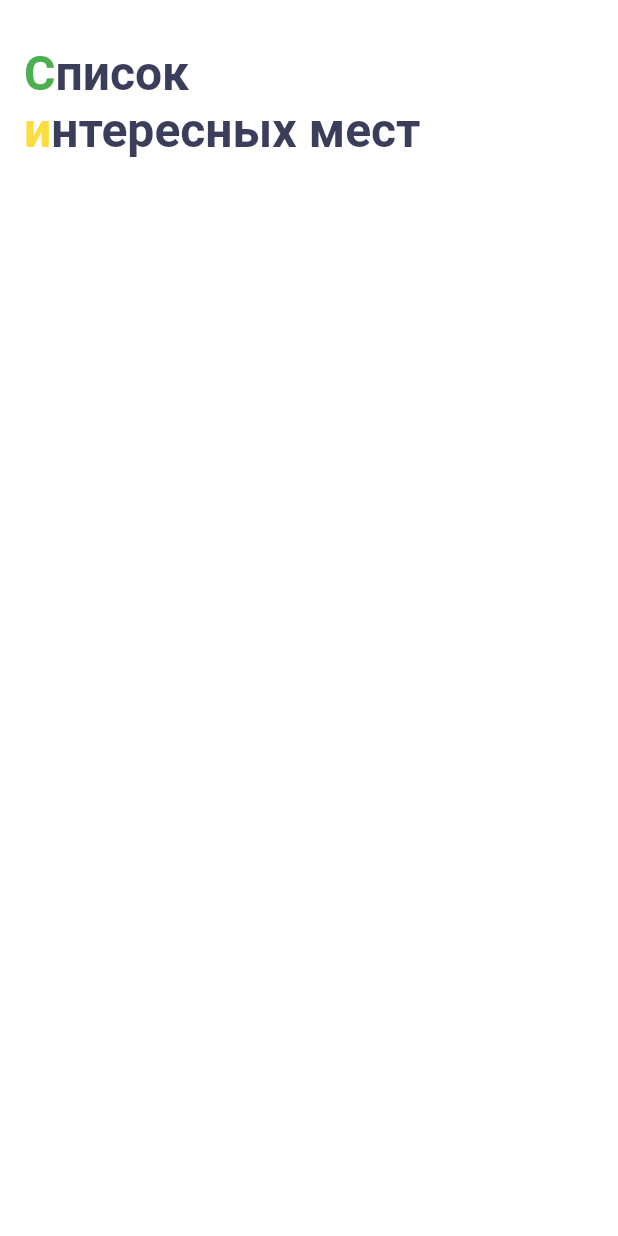
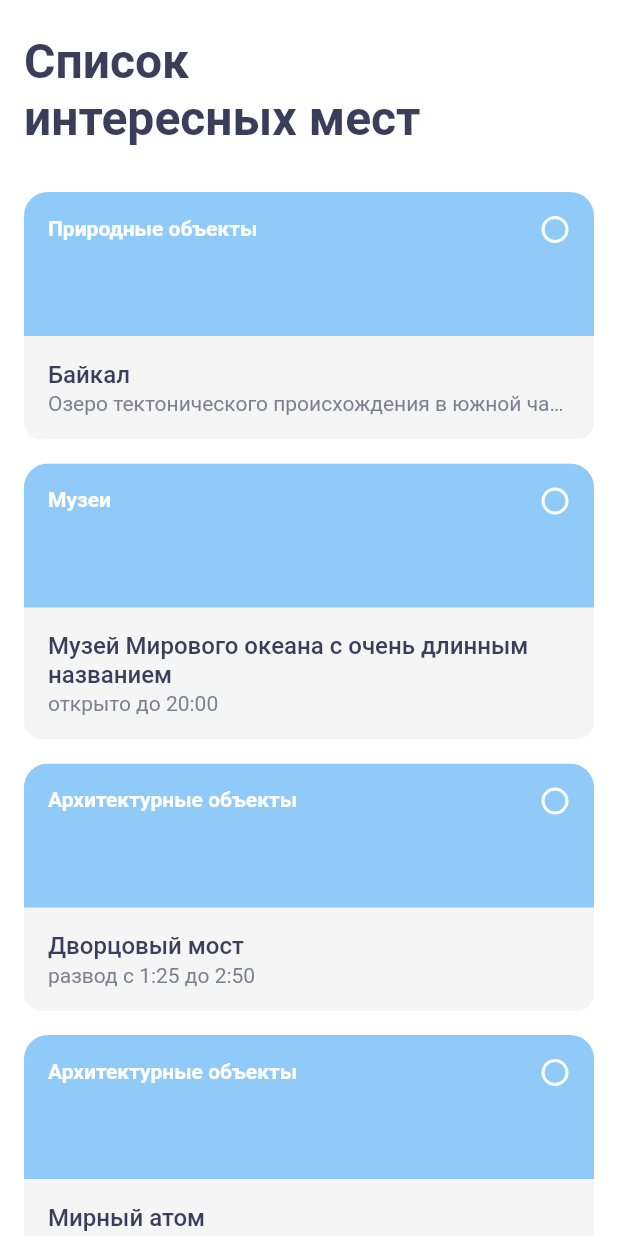
Before and after one commit to novikov-studio/surf-flutter-course-novikov, a Flutter app: the screen it shows after launch, on a phone screen of 412 x 824 dp. Run offline on Flutter 3.47's test engine with Material 2 defaults, Android fonts, the phone set to English and light mode, and no system bars.

Commit message:
Создана универсальная карточка объекта

```diff
--- a/lib/domain/sight.dart
+++ b/lib/domain/sight.dart
@@ -4,15 +4,19 @@ class Sight {
   final double lat; // широта
   final double lon; // долгота
   final String url; // ссылка на фотографию
-  final String details; // описание
+  final String? info; // краткое описание
+  final String? details; // полное описание
   final String type; // тип
+
+  String? get brief => info ?? details;
 
   const Sight({
     required this.name,
     required this.lat,
     required this.lon,
     required this.url,
-    required this.details,
+    this.info,
+    this.details,
     required this.type,
   });
 }
--- a/lib/mocks.dart
+++ b/lib/mocks.dart
@@ -14,11 +14,12 @@ const mocks = [
     type: 'Природные объекты',
   ),
   Sight(
-    name: 'Музей Мирового океана',
+    name: 'Музей Мирового океана c очень длинным названием',
     lat: 54.707,
     lon: 20.501,
     url:
         'https://upload.wikimedia.org/wikipedia/commons/f/f3/Kaliningrad_-_World_Ocean_Museum_-_New_building.jpg',
+    info: 'открыто до 20:00',
     details: '''
 Первый в России комплексный маринистический музей, расположенный в Калининграде. Имеет экспозиции, посвящённые судоходству, морской флоре и фауне, геологии и гидрологии мирового океана, а также маринистическую библиотеку и действующую экологическую станцию.
 ''',
@@ -30,6 +31,7 @@ const mocks = [
     lon: 30.308475,
     url:
         'https://upload.wikimedia.org/wikipedia/commons/d/d7/%D0%94%D0%B2%D0%BE%D1%80%D1%86%D0%BE%D0%B2%D1%8B%D0%B9_%D0%BC%D0%BE%D1%81%D1%82_%D1%87%D0%B5%D1%80%D0%B5%D0%B7_%D0%91%D0%BE%D0%BB%D1%8C%D1%88%D1%83%D1%8E_%D0%9D%D0%B5%D0%B2%D1%83_%D0%B2_%D0%A1%D0%B0%D0%BD%D0%BA%D1%82-%D0%9F%D0%B5%D1%82%D0%B5%D1%80%D0%B1%D1%83%D1%80%D0%B3%D0%B5.jpg',
+    info: 'развод с 1:25 до 2:50',
     details: '''
 Автодорожный металлический разводной мост через реку Неву (Большую Неву) в Санкт-Петербурге. Соединяет центральную часть города (Адмиралтейский остров) и Васильевский остров. Объект культурного наследия России регионального значения.
 ''',
@@ -41,6 +43,7 @@ const mocks = [
     lon: 42.20444,
     url:
         'https://www.atomic-energy.ru/files/styles/center/public/images/2019/10/09263f5cc302e4d103b7065857fb5901.jpg',
+    info: 'круглосуточно',
     details: '''
 Монумент, воздвигнутый в Волгодонске, символизирующий развитие атомного машиностроения и энергетики в городе. Является одним из главных символов Волгодонска.
 ''',
--- a/lib/ui/app_colors.dart
+++ b/lib/ui/app_colors.dart
@@ -4,7 +4,12 @@ import 'dart:ui';
 abstract class AppColors {
   static const main = Color(0xFF252849);
   static const secondary = Color(0xFF3B3E5B);
-  static const background = Color(0xFFFFFFFF);
+  static const secondary2 = Color(0xFF7C7E92);
+
+  static const background = white;
+  static const cardBackground = Color(0xFFF5F5F5);
+
+  static const white = Color(0xFFFFFFFF);
   static const yellow = Color(0xFFFCDD3D);
   static const green = Color(0xFF4CAF50);
 }
--- a/lib/ui/app_strings.dart
+++ b/lib/ui/app_strings.dart
@@ -1,3 +1,3 @@
 // Строковые константы приложения
 
-const sAppTitle = 'Список интересных мест';
+const sAppTitle = 'Список\nинтересных мест';
--- /dev/null
+++ b/lib/ui/screen/sight_card.dart
@@ -0,0 +1,80 @@
+import 'package:flutter/material.dart';
+import 'package:places/domain/sight.dart';
+import 'package:places/ui/app_colors.dart';
+import 'package:places/ui/widget/favorites_icon.dart';
+import 'package:places/ui/widget/sight_card_image.dart';
+import 'package:places/ui/widget/sight_card_text.dart';
+
+/// Виджет карточки места.
+class SightCard extends StatelessWidget {
+  final Sight sight;
+
+  /// Максимальное кол-во строк заголовка.
+  final int titleMaxLines;
+
+  /// Дата запланированного посещения.
+  final DateTime? planned;
+
+  /// Добавлено ли место в Избранное.
+  final bool liked;
+
+  /// Если задан обработчик [onButtonPressed], в правом нижнем углу отрисовывается кнопка.
+  final VoidCallback? onButtonPressed;
+
+  /// Обработчик нажатия на иконку Избранное.
+  final VoidCallback? onLikeToggle;
+
+  /// Обработчик нажатия на саму карточку.
+  final VoidCallback? onTap;
+
+  const SightCard({
+    Key? key,
+    required this.sight,
+    this.planned,
+    required this.liked,
+    this.onButtonPressed,
+    this.onLikeToggle,
+    this.onTap,
+    this.titleMaxLines = 2,
+  }) : super(key: key);
+
+  @override
+  Widget build(BuildContext context) {
+    return LayoutBuilder(
+      builder: (context, constraints) {
+        return ClipRRect(
+          borderRadius: const BorderRadius.vertical(
+            top: Radius.circular(16.0),
+            bottom: Radius.circular(12.0),
+          ),
+          child: Container(
+            color: AppColors.cardBackground,
+            child: Column(
+              children: [
+                SizedBox(
+                  height: 96.0,
+                  child: SightCardImage(
+                    url: sight.url,
+                    category: sight.type,
+                    icon: FavoritesIcon(
+                      liked: liked,
+                      onTap: onLikeToggle,
+                    ),
+                  ),
+                ),
+                SightCardText(
+                  title: sight.name,
+                  subtitle: sight.brief,
+                  titleMaxLines: titleMaxLines,
+                  // TODO(novikov): использовать [intl]
+                  banner: planned != null ? 'Запланировано на $planned' : null,
+                  onButtonPressed: onButtonPressed,
+                ),
+              ],
+            ),
+          ),
+        );
+      },
+    );
+  }
+}
--- a/lib/ui/screen/sight_list_screen.dart
+++ b/lib/ui/screen/sight_list_screen.dart
@@ -1,6 +1,10 @@
+import 'package:flutter/foundation.dart';
 import 'package:flutter/material.dart';
+import 'package:places/domain/sight.dart';
+import 'package:places/mocks.dart';
 import 'package:places/ui/app_colors.dart';
 import 'package:places/ui/app_strings.dart';
+import 'package:places/ui/screen/sight_card.dart';
 
 /// Экран "Список мест"
 class SightListScreen extends StatefulWidget {
@@ -19,58 +23,44 @@ class _SightListScreenState extends State<SightListScreen> {
 
   @override
   Widget build(BuildContext context) {
-    final lst = _smartSplit(sAppTitle);
-
     return Scaffold(
       appBar: AppBar(
-        title: RichText(
-          text: TextSpan(
-            style: _largeTitle,
-            children: [
-              TextSpan(
-                text: lst.first[0],
-                style: const TextStyle(color: AppColors.green),
-              ),
-              TextSpan(text: '${lst.first.substring(1, lst.first.length)}\n'),
-              TextSpan(
-                text: lst.last[0],
-                style: const TextStyle(color: AppColors.yellow),
-              ),
-              TextSpan(text: lst.last.substring(1, lst.last.length)),
-            ],
-          ),
+        title: const Text(
+          sAppTitle,
+          style: _largeTitle,
         ),
         backgroundColor: AppColors.background,
         elevation: 0.0,
-        toolbarHeight: 136.0,
+        toolbarHeight: 120.0,
       ),
       backgroundColor: AppColors.background,
+      body: SingleChildScrollView(
+        child: Column(
+          children: [
+            for (var sight in mocks)
+              Padding(
+                padding: const EdgeInsets.symmetric(
+                  horizontal: 16.0,
+                  vertical: 8.0,
+                ),
+                child: SightCard(
+                  sight: sight,
+                  liked: true,
+                  onLikeToggle: () => _onLikeToggle(sight, false),
+                  onTap: () => _onCardTap(sight),
+                ),
+              ),
+          ],
+        ),
+      ),
     );
   }
 
-  /// Метод делит строку на 2 части:
-  /// либо по символу '\n',
-  /// либо по ближайшему к середине строки пробелу
-  List<String> _smartSplit(String source) {
-    var lst = source.split('\n');
-    if (lst.length == 1) {
-      var div = sAppTitle.length ~/ 2;
-      final idx1 = sAppTitle.substring(0, div).lastIndexOf(' ');
-      final idx2 = sAppTitle.indexOf(' ', div);
-      if (idx1 < 0 && idx2 >= 0) {
-        div = idx2;
-      } else if (idx1 >= 0 && idx2 < 0) {
-        div = idx1;
-      } else if (idx1 >= 0 && idx2 >= 0) {
-        div = div - idx1 < idx2 - div ? idx1 : idx2;
-      }
+  void _onLikeToggle(Sight _, bool __) {
+    // TODO(novikov): реализовать обработку [onLikeToggle]
+  }
 
-      lst = [
-        source.substring(0, div).trim(),
-        source.substring(div).trim(),
-      ];
-    }
-
-    return lst;
+  void _onCardTap(Sight _) {
+    // TODO(novikov): реализовать обработку [onCardTap]
   }
 }
--- /dev/null
+++ b/lib/ui/widget/favorites_icon.dart
@@ -0,0 +1,23 @@
+import 'package:flutter/material.dart';
+import 'package:places/ui/app_colors.dart';
+
+class FavoritesIcon extends StatelessWidget {
+  final bool liked;
+  final VoidCallback? onTap;
+
+  const FavoritesIcon({Key? key, required this.liked, this.onTap})
+      : super(key: key);
+
+  @override
+  Widget build(BuildContext context) {
+    // TODO(novikov): заменить на [IconButton]
+    return Container(
+      width: 20.0,
+      height: 18.0,
+      decoration: BoxDecoration(
+        shape: BoxShape.circle,
+        border: Border.all(color: AppColors.white, width: 2.0),
+      ),
+    );
+  }
+}
--- /dev/null
+++ b/lib/ui/widget/sight_card_image.dart
@@ -0,0 +1,47 @@
+import 'package:flutter/material.dart';
+import 'package:places/ui/app_colors.dart';
+
+class SightCardImage extends StatelessWidget {
+  static const _smallBold = TextStyle(
+    fontWeight: FontWeight.bold,
+    color: AppColors.white,
+  );
+
+  final String url;
+  final String? category;
+  final Widget? icon;
+
+  const SightCardImage({
+    Key? key,
+    required this.url,
+    this.category,
+    this.icon,
+  }) : super(key: key);
+
+  @override
+  Widget build(BuildContext context) {
+    return Stack(
+      fit: StackFit.expand,
+      children: [
+        // TODO(novikov): заменить на [CachedNetworkImage]
+        // TODO(novikov): наложить линейный градиент затемнения
+        Container(color: Colors.blue.shade200),
+        if (category != null)
+          Positioned(
+            top: 16.0,
+            left: 16.0,
+            child: Text(
+              category!,
+              style: _smallBold,
+            ),
+          ),
+        if (icon != null)
+          Positioned(
+            top: 16.0,
+            right: 16.0,
+            child: icon!,
+          ),
+      ],
+    );
+  }
+}
--- /dev/null
+++ b/lib/ui/widget/sight_card_text.dart
@@ -0,0 +1,99 @@
+import 'package:flutter/material.dart';
+import 'package:places/ui/app_colors.dart';
+
+class SightCardText extends StatelessWidget {
+  static const _titleStyle = TextStyle(
+    color: AppColors.secondary,
+    fontSize: 16.0,
+    fontWeight: FontWeight.w500,
+  );
+  static const _subtitleStyle = TextStyle(
+    color: AppColors.secondary2,
+    fontSize: 14.0,
+  );
+
+  static const _bannerStyle = TextStyle(
+    color: AppColors.green,
+    fontSize: 14.0,
+  );
+
+  final String title;
+  final String? banner;
+  final String? subtitle;
+  final int titleMaxLines;
+  final VoidCallback? onButtonPressed;
+
+  const SightCardText({
+    Key? key,
+    required this.title,
+    this.banner,
+    this.subtitle,
+    this.titleMaxLines = 2,
+    this.onButtonPressed,
+  }) : super(key: key);
+
+  @override
+  Widget build(BuildContext context) {
+    return Padding(
+      padding: const EdgeInsets.all(16.0),
+      child: Row(
+        children: [
+          Expanded(
+            child: Column(
+              mainAxisSize: MainAxisSize.min,
+              crossAxisAlignment: CrossAxisAlignment.start,
+              children: [
+                Text(
+                  title,
+                  maxLines: titleMaxLines,
+                  overflow: TextOverflow.ellipsis,
+                  style: _titleStyle,
+                ),
+                if (banner != null)
+                  Padding(
+                    padding: const EdgeInsets.only(top: 2.0, bottom: 10.0),
+                    child: Text(
+                      banner!,
+                      maxLines: 1,
+                      overflow: TextOverflow.ellipsis,
+                      style: _bannerStyle,
+                    ),
+                  ),
+                if (subtitle != null) ...[
+                  const SizedBox(height: 2.0),
+                  Text(
+                    subtitle!,
+                    maxLines: 1,
+                    overflow: TextOverflow.ellipsis,
+                    style: _subtitleStyle,
+                  ),
+                ],
+              ],
+            ),
+          ),
+          if (onButtonPressed != null)
+            Padding(
+              padding: const EdgeInsets.only(left: 16.0),
+              child: SizedBox(
+                width: 40.0,
+                height: 40.0,
+                child: TextButton(
+                  onPressed: onButtonPressed,
+                  child: const Icon(Icons.navigation),
+                  style: TextButton.styleFrom(
+                    primary: AppColors.white,
+                    backgroundColor: AppColors.green,
+                    shape: const RoundedRectangleBorder(
+                      borderRadius: BorderRadius.all(
+                        Radius.circular(12.0),
+                      ),
+                    ),
+                  ),
+                ),
+              ),
+            ),
+        ],
+      ),
+    );
+  }
+}
```
